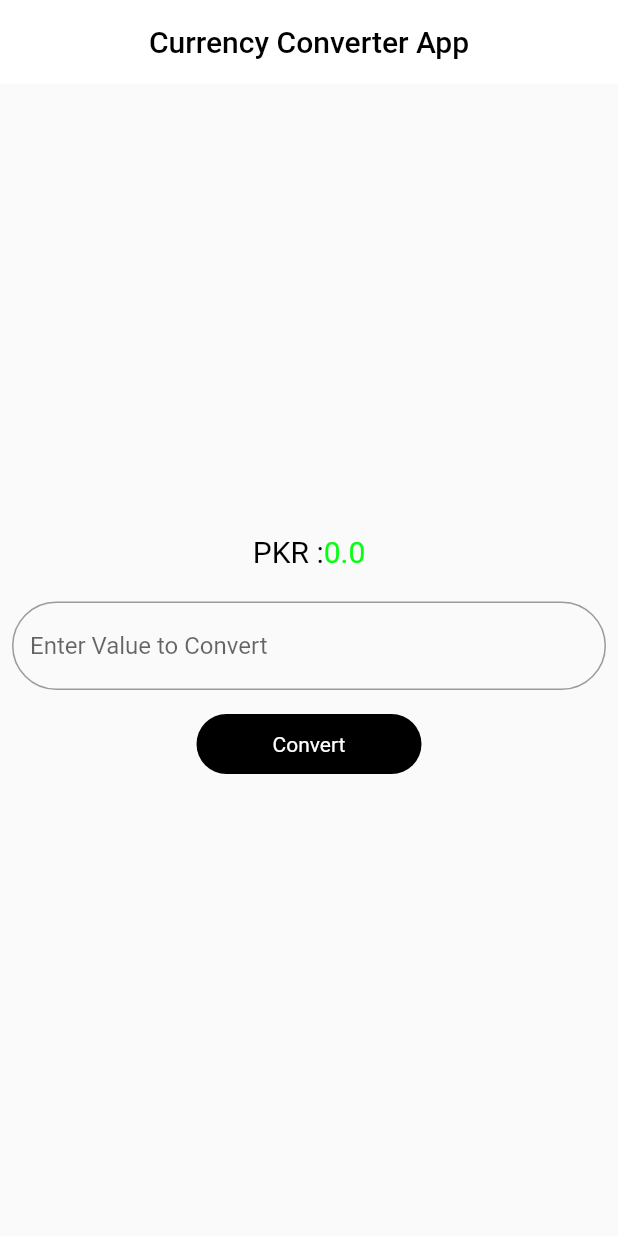
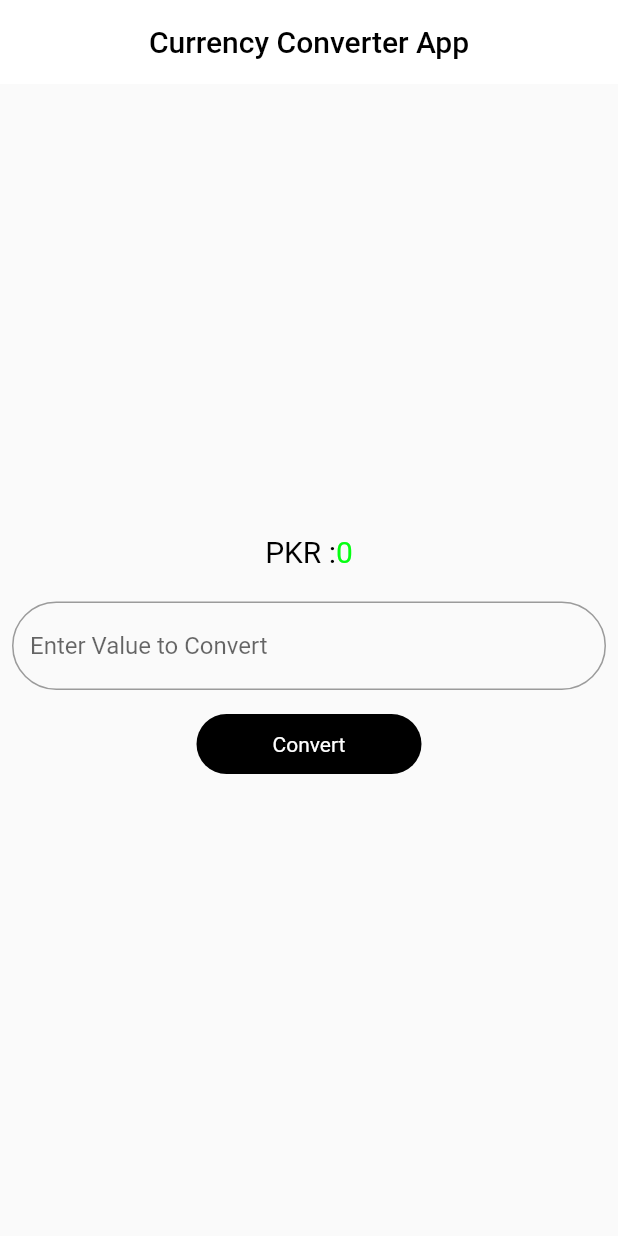
Before and after one commit to fahadamir1/CurrencyConverterPKRtoDollar, a Flutter app: the screen it shows after launch, on a phone screen of 412 x 824 dp. Run offline on Flutter 3.47's test engine with Material 2 defaults, Android fonts, the phone set to English and light mode, and no system bars.

```diff
--- a/lib/main.dart
+++ b/lib/main.dart
@@ -42,7 +42,8 @@ class _MyWidgetState extends State<MyWidget> {
                           color: Colors.black,
                           fontSize: 20,
                           fontWeight: FontWeight.w400)),
-                  Text("${number1.toString()}",
+                  Text(
+                      "${number1 != 0 ? number1.toStringAsFixed(2) : number1.toStringAsFixed(0)}",
                       style: const TextStyle(
                           color: Color.fromARGB(255, 5, 255, 18),
                           fontSize: 20,
```
